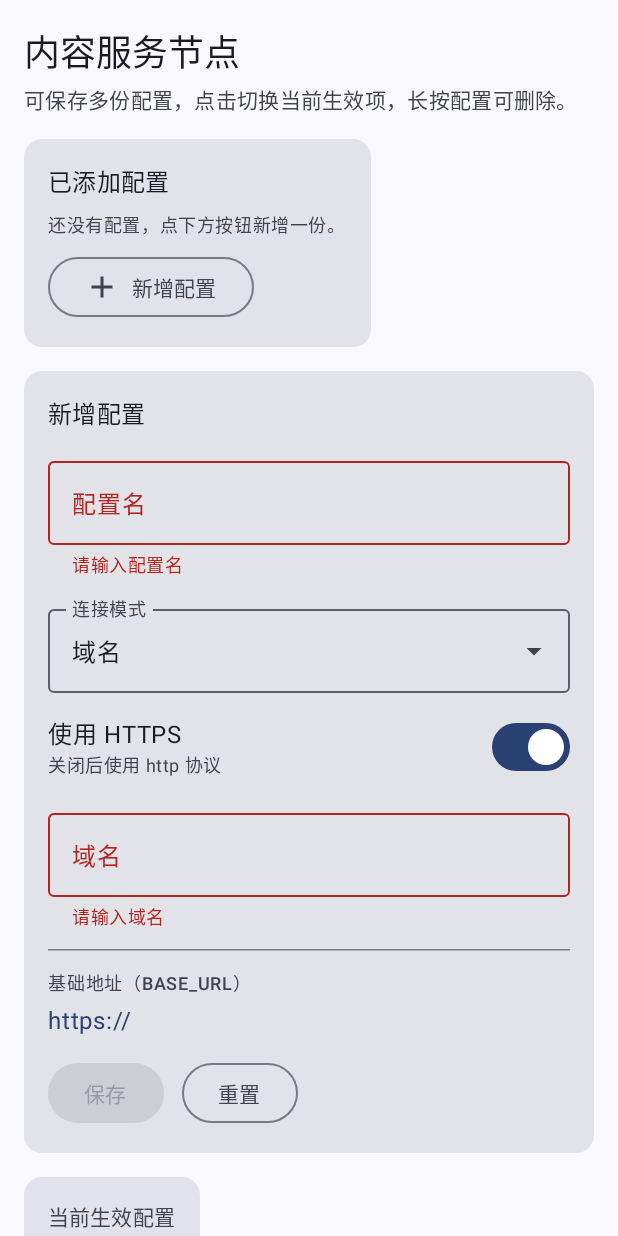
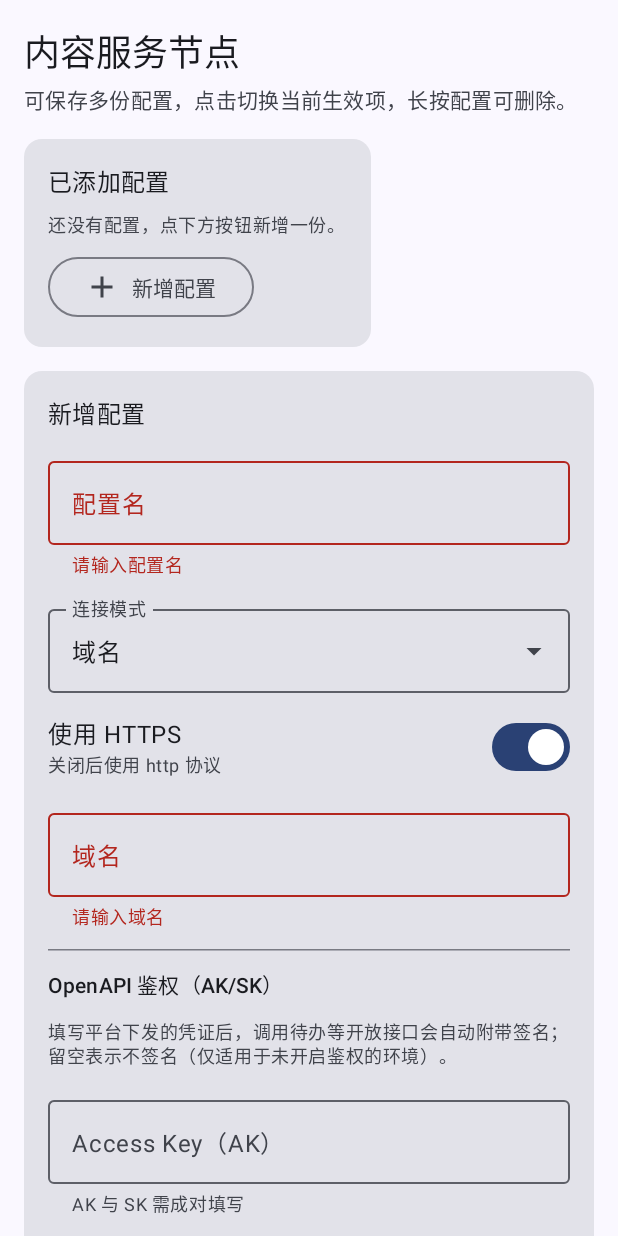
Before and after one commit to acnxo/AMC, an Android app built with Jetpack Compose: the composable ServerNodeContent shown on its own in the app's theme, on a phone screen of 412 x 824 dp. Run offline under Robolectric (Android 15) with nearby library versions, the phone set to English and light mode, and no system bars.

Commit message:
feat(openapi): CMS 待办接口接入 AK/SK 签名鉴权
- 新增 OpenApiSigner：META1-HMAC-SHA256 六段待签串、查询串规范化
  （解码→RFC3986 编码→排序）、body 摘要用实际发送字节，标准 Base64 输出
- ServerConfig 增加 accessKey / secretKey，随配置档案持久化到 JSON
- 「内容服务节点」编辑表单新增 AK/SK 输入：SK 默认掩码可切换显示，
  两者需成对填写；档案卡片标记「已配置 AK/SK」
- TodoApi 按当前档案的 AK/SK 为每个请求生成签名头；未配置时保持原行为
- 鉴权失败（19001~19010）翻译为中文提示，便于定位 AK/SK 或时钟问题

```diff
--- a/app/src/main/java/io/github/acnxo/amc/data/ServerConfig.kt
+++ b/app/src/main/java/io/github/acnxo/amc/data/ServerConfig.kt
@@ -43,7 +43,15 @@ data class ServerConfig(
     val useHttps: Boolean = true,
     val ip: String = "",
     val port: Int = DEFAULT_PORT,
+    /** OpenAPI 鉴权用的 Access Key（内容服务节点）；留空表示不签名。 */
+    val accessKey: String = "",
+    /** OpenAPI 鉴权用的 Secret Key；仅保存在本机配置中，不写入日志。 */
+    val secretKey: String = "",
 ) {
+
+    /** 是否已配置可用的 AK/SK，决定请求是否附带签名头。 */
+    val hasCredentials: Boolean
+        get() = accessKey.isNotBlank() && secretKey.isNotBlank()
 
     /** 由当前模式拼接出的基础地址，如 `https://example.com`、`http://192.168.1.10:8080`。 */
     val BASE_URL: String
--- a/app/src/main/java/io/github/acnxo/amc/data/ServerConfigRepository.kt
+++ b/app/src/main/java/io/github/acnxo/amc/data/ServerConfigRepository.kt
@@ -169,7 +169,9 @@ class ServerConfigRepository private constructor(context: Context) {
                     .put(FIELD_DOMAIN, profile.config.domain)
                     .put(FIELD_HTTPS, profile.config.useHttps)
                     .put(FIELD_IP, profile.config.ip)
-                    .put(FIELD_PORT, profile.config.port),
+                    .put(FIELD_PORT, profile.config.port)
+                    .put(FIELD_ACCESS_KEY, profile.config.accessKey)
+                    .put(FIELD_SECRET_KEY, profile.config.secretKey),
             )
         }
         return array.toString()
@@ -196,6 +198,8 @@ class ServerConfigRepository private constructor(context: Context) {
                                 useHttps = item.optBoolean(FIELD_HTTPS, true),
                                 ip = item.optString(FIELD_IP),
                                 port = item.optInt(FIELD_PORT, ServerConfig.DEFAULT_PORT),
+                                accessKey = item.optString(FIELD_ACCESS_KEY),
+                                secretKey = item.optString(FIELD_SECRET_KEY),
                             ),
                         ),
                     )
@@ -228,6 +232,8 @@ class ServerConfigRepository private constructor(context: Context) {
         private const val FIELD_HTTPS = "useHttps"
         private const val FIELD_IP = "ip"
         private const val FIELD_PORT = "port"
+        private const val FIELD_ACCESS_KEY = "accessKey"
+        private const val FIELD_SECRET_KEY = "secretKey"
 
         @Volatile
         private var instance: ServerConfigRepository? = null
--- a/app/src/main/java/io/github/acnxo/amc/ui/settings/ServerNodeScreen.kt
+++ b/app/src/main/java/io/github/acnxo/amc/ui/settings/ServerNodeScreen.kt
@@ -19,6 +19,8 @@ import androidx.compose.foundation.verticalScroll
 import androidx.compose.material.icons.Icons
 import androidx.compose.material.icons.filled.Add
 import androidx.compose.material.icons.filled.Delete
+import androidx.compose.material.icons.filled.Visibility
+import androidx.compose.material.icons.filled.VisibilityOff
 import androidx.compose.material3.Button
 import androidx.compose.material3.Card
 import androidx.compose.material3.CardDefaults
@@ -29,6 +31,7 @@ import androidx.compose.material3.ExposedDropdownMenuBox
 import androidx.compose.material3.ExposedDropdownMenuDefaults
 import androidx.compose.material3.HorizontalDivider
 import androidx.compose.material3.Icon
+import androidx.compose.material3.IconButton
 import androidx.compose.material3.MaterialTheme
 import androidx.compose.material3.MenuAnchorType
 import androidx.compose.material3.OutlinedButton
@@ -49,6 +52,8 @@ import androidx.compose.ui.Modifier
 import androidx.compose.ui.draw.clip
 import androidx.compose.ui.platform.LocalContext
 import androidx.compose.ui.text.input.KeyboardType
+import androidx.compose.ui.text.input.PasswordVisualTransformation
+import androidx.compose.ui.text.input.VisualTransformation
 import androidx.compose.ui.unit.dp
 import io.github.acnxo.amc.data.ServerConfig
 import io.github.acnxo.amc.data.ServerConfigRepository
@@ -117,6 +122,15 @@ private fun ServerNodeContent(
             (selectedProfile?.config?.port ?: ServerConfig.DEFAULT_PORT).toString(),
         )
     }
+    // OpenAPI 鉴权凭证（仅内容服务节点使用）
+    var accessKey by rememberSaveable {
+        mutableStateOf(selectedProfile?.config?.accessKey.orEmpty())
+    }
+    var secretKey by rememberSaveable {
+        mutableStateOf(selectedProfile?.config?.secretKey.orEmpty())
+    }
+    // SK 默认隐藏，可手动切换显示
+    var secretVisible by rememberSaveable { mutableStateOf(false) }
 
     // 长按后弹出上下文菜单的配置 id
     var menuProfileId by remember { mutableStateOf<String?>(null) }
@@ -131,6 +145,9 @@ private fun ServerNodeContent(
         domain = profile?.config?.domain ?: ServerConfig.DEFAULT_DOMAIN
         ip = profile?.config?.ip.orEmpty()
         portText = (profile?.config?.port ?: ServerConfig.DEFAULT_PORT).toString()
+        accessKey = profile?.config?.accessKey.orEmpty()
+        secretKey = profile?.config?.secretKey.orEmpty()
+        secretVisible = false
     }
 
     fun startNewProfile() {
@@ -144,10 +161,20 @@ private fun ServerNodeContent(
         useHttps = useHttps,
         ip = ip,
         port = portText.toIntOrNull() ?: 0,
+        accessKey = accessKey.trim(),
+        secretKey = secretKey.trim(),
     )
     val nameError = if (name.isBlank()) "请输入配置名" else null
     val configError = draft.validate()
-    val canSave = nameError == null && configError == null
+    // AK/SK 可以都留空（不签名），但只填一个视为未填完
+    val credentialsError = when {
+        accessKey.isBlank() && secretKey.isBlank() -> null
+        accessKey.isBlank() -> "已填写 SK，请补全 AK"
+        secretKey.isBlank() -> "已填写 AK，请补全 SK"
+        else -> null
+    }
+    val canSave = nameError == null && configError == null &&
+        (kind != ServerKind.CMS || credentialsError == null)
 
     Column(
         modifier = modifier
@@ -219,7 +246,8 @@ private fun ServerNodeContent(
                                     style = MaterialTheme.typography.bodyLarge,
                                 )
                                 Text(
-                                    text = profile.config.BASE_URL,
+                                    text = profile.config.BASE_URL +
+                                        if (profile.config.hasCredentials) " · 已配置 AK/SK" else "",
                                     style = MaterialTheme.typography.bodySmall,
                                     color = MaterialTheme.colorScheme.onSurfaceVariant,
                                 )
@@ -386,6 +414,60 @@ private fun ServerNodeContent(
                     )
                 }
 
+                if (kind == ServerKind.CMS) {
+                    HorizontalDivider()
+                    Text(
+                        text = "OpenAPI 鉴权（AK/SK）",
+                        style = MaterialTheme.typography.titleSmall,
+                    )
+                    Text(
+                        text = "填写平台下发的凭证后，调用待办等开放接口会自动附带签名；" +
+                            "留空表示不签名（仅适用于未开启鉴权的环境）。",
+                        style = MaterialTheme.typography.bodySmall,
+                        color = MaterialTheme.colorScheme.onSurfaceVariant,
+                    )
+                    OutlinedTextField(
+                        value = accessKey,
+                        onValueChange = { value -> accessKey = value.trim() },
+                        modifier = Modifier.fillMaxWidth(),
+                        label = { Text(text = "Access Key（AK）") },
+                        placeholder = { Text(text = "平台下发的 AccessKeyId") },
+                        singleLine = true,
+                        isError = credentialsError != null,
+                        supportingText = {
+                            Text(text = credentialsError ?: "AK 与 SK 需成对填写")
+                        },
+                    )
+                    OutlinedTextField(
+                        value = secretKey,
+                        onValueChange = { value -> secretKey = value.trim() },
+                        modifier = Modifier.fillMaxWidth(),
+                        label = { Text(text = "Secret Key（SK）") },
+                        singleLine = true,
+                        visualTransformation = if (secretVisible) {
+                            VisualTransformation.None
+                        } else {
+                            PasswordVisualTransformation()
+                        },
+                        keyboardOptions = KeyboardOptions(keyboardType = KeyboardType.Password),
+                        trailingIcon = {
+                            IconButton(onClick = { secretVisible = !secretVisible }) {
+                                Icon(
+                                    imageVector = if (secretVisible) {
+                                        Icons.Filled.VisibilityOff
+                                    } else {
+                                        Icons.Filled.Visibility
+                                    },
+                                    contentDescription = if (secretVisible) "隐藏 SK" else "显示 SK",
+                                )
+                            }
+                        },
+                        supportingText = {
+                            Text(text = "仅保存在本机配置中，不会写入日志")
+                        },
+                    )
+                }
+
                 HorizontalDivider()
 
                 Column {
```
Also changed, not shown: app/src/main/java/io/github/acnxo/amc/data/openapi/OpenApiSigner.kt (added, +229 -0 lines), app/src/main/java/io/github/acnxo/amc/data/todo/TodoApi.kt (+89 -31 lines), app/src/main/java/io/github/acnxo/amc/ui/todo/TodoScreen.kt (+6 -3 lines).
